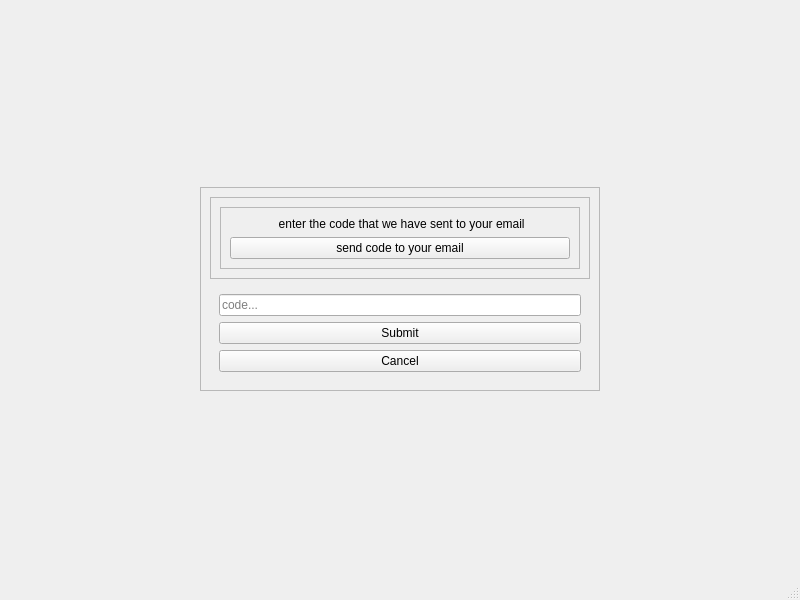
Prakash5209/typing_tutor, file forgotPasswordVerificationCode.ui: the form before one commit.
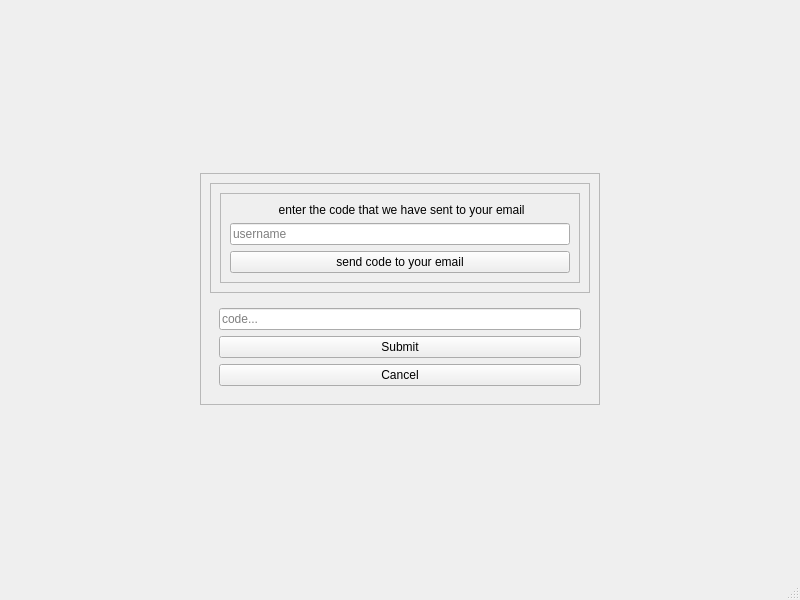
The form after the commit.

Commit message: send mail and store in redis

```diff
--- a/forgotPasswordVerificationCode.ui
+++ b/forgotPasswordVerificationCode.ui
@@ -91,7 +91,14 @@
               </widget>
              </item>
              <item>
-              <widget class="QPushButton" name="pushButton_2">
+                            <widget class="QLineEdit" name="username_lineEdit">
+                              <property name="placeholderText">
+                                <string>username</string>
+                              </property>
+                            </widget>
+                          </item>
+                          <item>
+                            <widget class="QPushButton" name="send_code_to_email_pushButton_2">
                <property name="text">
                 <string>send code to your email</string>
                </property>
```
Left out of the diff: 5 changed lines with no effect on the pictures. Lines whose indentation alone changed are shown as unchanged. The commit also changes 3 other files.
